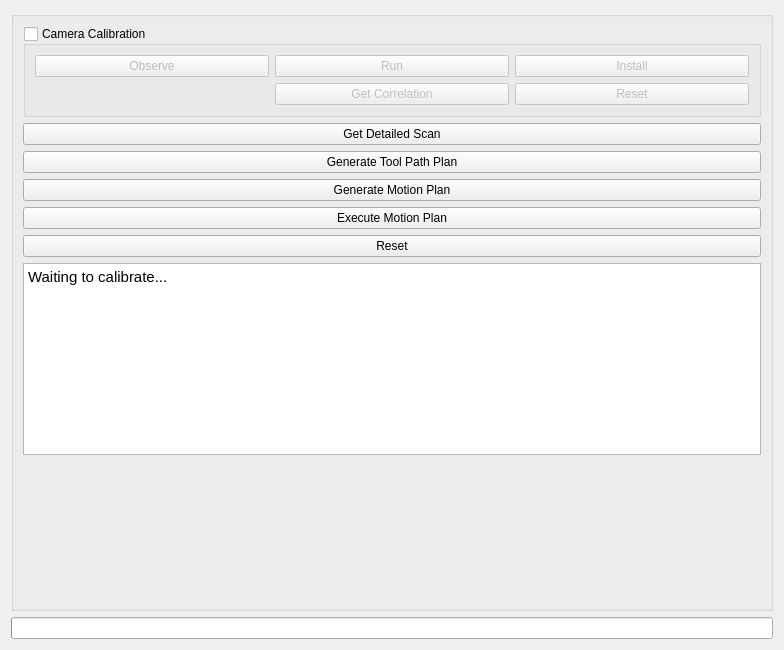
ros-industrial-consortium/scan_n_plan_workshop, file snp_application/src/snp_widget.ui: the form before one commit.
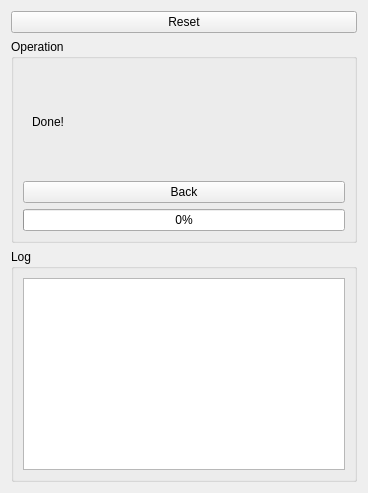
The form after the commit. The open tabs and pages were chosen to show the change.

Commit message: Refactored SNP widget

Patch:
```diff
--- a/snp_application/src/snp_widget.ui
+++ b/snp_application/src/snp_widget.ui
@@ -6,103 +6,50 @@
    <rect>
     <x>0</x>
     <y>0</y>
-    <width>784</width>
-    <height>650</height>
+    <width>368</width>
+    <height>493</height>
    </rect>
   </property>
   <property name="windowTitle">
    <string>Form</string>
   </property>
-  <layout class="QVBoxLayout" name="verticalLayout">
+  <layout class="QVBoxLayout" name="verticalLayout_4">
    <item>
-    <widget class="QGroupBox" name="button_box">
-     <property name="sizePolicy">
-      <sizepolicy hsizetype="Expanding" vsizetype="Expanding">
-       <horstretch>0</horstretch>
-       <verstretch>0</verstretch>
-      </sizepolicy>
+    <widget class="QPushButton" name="push_button_reset">
+     <property name="text">
+      <string>Reset</string>
      </property>
+    </widget>
+   </item>
+   <item>
+    <widget class="QGroupBox" name="groupBox_2">
      <property name="title">
-      <string/>
+      <string>Operation</string>
      </property>
+     <layout class="QVBoxLayout" name="verticalLayout_7">
+      <item>
+       <widget class="QStackedWidget" name="stacked_widget">
+        <property name="currentIndex">
+         <number>0</number>
+        </property>
+        <widget class="QWidget" name="page">
      <layout class="QVBoxLayout" name="verticalLayout_2">
       <item>
-       <widget class="QGroupBox" name="calibration_group_box">
+           <widget class="QPushButton" name="push_button_scan">
         <property name="enabled">
          <bool>true</bool>
         </property>
-        <property name="title">
-         <string>Camera Calibration</string>
-        </property>
-        <property name="checkable">
-         <bool>true</bool>
-        </property>
-        <property name="checked">
-         <bool>false</bool>
-        </property>
-        <layout class="QGridLayout" name="gridLayout_2">
-         <item row="0" column="1">
-          <widget class="QPushButton" name="run_calibration_button">
-           <property name="enabled">
-            <bool>false</bool>
-           </property>
            <property name="text">
-            <string>Run</string>
-           </property>
-          </widget>
-         </item>
-         <item row="0" column="2">
-          <widget class="QPushButton" name="install_calibration_button">
-           <property name="enabled">
-            <bool>false</bool>
-           </property>
-           <property name="text">
-            <string>Install</string>
-           </property>
-          </widget>
-         </item>
-         <item row="0" column="0">
-          <widget class="QPushButton" name="observe_button">
-           <property name="text">
-            <string>Observe</string>
-           </property>
-          </widget>
-         </item>
-         <item row="2" column="1">
-          <widget class="QPushButton" name="get_correlation_button">
-           <property name="enabled">
-            <bool>false</bool>
-           </property>
-           <property name="text">
-            <string>Get Correlation</string>
-           </property>
-          </widget>
-         </item>
-         <item row="2" column="2">
-          <widget class="QPushButton" name="reset_calibration_button">
-           <property name="enabled">
-            <bool>false</bool>
-           </property>
-           <property name="text">
-            <string>Reset</string>
+             <string>Generate Scan Motion Plan</string>
            </property>
           </widget>
          </item>
         </layout>
        </widget>
-      </item>
+        <widget class="QWidget" name="page_2">
+         <layout class="QVBoxLayout" name="verticalLayout_3">
       <item>
-       <widget class="QPushButton" name="scan_button">
-        <property name="enabled">
-         <bool>true</bool>
-        </property>
-        <property name="text">
-         <string>Get Detailed Scan</string>
-        </property>
-       </widget>
-      </item>
-      <item>
-       <widget class="QPushButton" name="tpp_button">
+           <widget class="QPushButton" name="push_button_tpp">
         <property name="enabled">
          <bool>true</bool>
         </property>
@@ -111,8 +58,12 @@
         </property>
        </widget>
       </item>
+         </layout>
+        </widget>
+        <widget class="QWidget" name="page_3">
+         <layout class="QVBoxLayout" name="verticalLayout_5">
       <item>
-       <widget class="QPushButton" name="motion_plan_button">
+           <widget class="QPushButton" name="push_button_motion_plan">
         <property name="enabled">
          <bool>true</bool>
         </property>
@@ -121,8 +72,12 @@
         </property>
        </widget>
       </item>
+         </layout>
+        </widget>
+        <widget class="QWidget" name="page_4">
+         <layout class="QVBoxLayout" name="verticalLayout_6">
       <item>
-       <widget class="QPushButton" name="motion_execution_button">
+           <widget class="QPushButton" name="push_button_motion_execution">
         <property name="enabled">
          <bool>true</bool>
         </property>
@@ -131,50 +86,58 @@
         </property>
        </widget>
       </item>
+         </layout>
+        </widget>
+        <widget class="QWidget" name="page_5">
+         <layout class="QVBoxLayout" name="verticalLayout_8">
       <item>
-       <widget class="QPushButton" name="reset_button">
+           <widget class="QLabel" name="label">
         <property name="text">
-         <string>Reset</string>
+             <string>Done!</string>
         </property>
        </widget>
       </item>
+         </layout>
+        </widget>
+       </widget>
+      </item>
+      <item>
+       <widget class="QPushButton" name="push_button_back">
+        <property name="text">
+         <string>Back</string>
+        </property>
+       </widget>
+      </item>
+      <item>
+       <widget class="QProgressBar" name="progress_bar">
+        <property name="value">
+         <number>0</number>
+        </property>
+       </widget>
+      </item>
+     </layout>
+    </widget>
+   </item>
+   <item>
+    <widget class="QGroupBox" name="groupBox">
+     <property name="title">
+      <string>Log</string>
+     </property>
+     <layout class="QVBoxLayout" name="verticalLayout">
       <item>
        <widget class="QTextEdit" name="text_edit_log">
         <property name="html">
          <string>&lt;!DOCTYPE HTML PUBLIC &quot;-//W3C//DTD HTML 4.0//EN&quot; &quot;http://www.w3.org/TR/REC-html40/strict.dtd&quot;&gt;
-&lt;html&gt;&lt;head&gt;&lt;meta name=&quot;qrichtext&quot; content=&quot;1&quot; /&gt;&lt;style type=&quot;text/css&quot;&gt;
+&lt;html&gt;&lt;head&gt;&lt;meta name=&quot;qrichtext&quot; content=&quot;1&quot; /&gt;&lt;meta charset=&quot;utf-8&quot; /&gt;&lt;style type=&quot;text/css&quot;&gt;
 p, li { white-space: pre-wrap; }
-&lt;/style&gt;&lt;/head&gt;&lt;body style=&quot; font-family:'Ubuntu'; font-size:11pt; font-weight:400; font-style:normal;&quot;&gt;
-&lt;p style=&quot; margin-top:0px; margin-bottom:0px; margin-left:0px; margin-right:0px; -qt-block-indent:0; text-indent:0px;&quot;&gt;Waiting to calibrate...&lt;/p&gt;&lt;/body&gt;&lt;/html&gt;</string>
+&lt;/style&gt;&lt;/head&gt;&lt;body style=&quot; font-family:'Sans Serif'; font-size:9pt; font-weight:400; font-style:normal;&quot;&gt;
+&lt;p style=&quot;-qt-paragraph-type:empty; margin-top:0px; margin-bottom:0px; margin-left:0px; margin-right:0px; -qt-block-indent:0; text-indent:0px;&quot;&gt;&lt;br /&gt;&lt;/p&gt;&lt;/body&gt;&lt;/html&gt;</string>
         </property>
        </widget>
       </item>
-      <item>
-       <spacer name="verticalSpacer">
-        <property name="orientation">
-         <enum>Qt::Vertical</enum>
-        </property>
-        <property name="sizeHint" stdset="0">
-         <size>
-          <width>20</width>
-          <height>40</height>
-         </size>
-        </property>
-       </spacer>
-      </item>
      </layout>
     </widget>
    </item>
-   <item>
-    <widget class="QProgressBar" name="progress_bar">
-     <property name="value">
-      <number>0</number>
-     </property>
-     <property name="format">
-      <string/>
-     </property>
-    </widget>
-   </item>
   </layout>
  </widget>
  <resources/>
```
Lines whose indentation alone changed are shown as unchanged. The commit also changes 4 other files.
